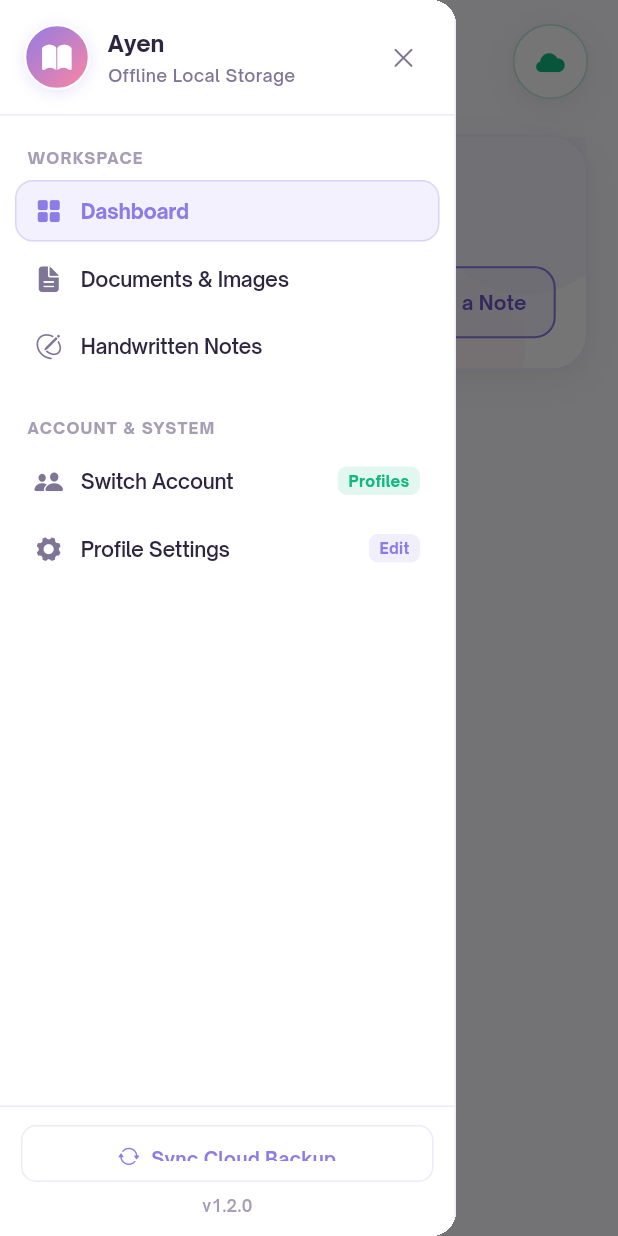
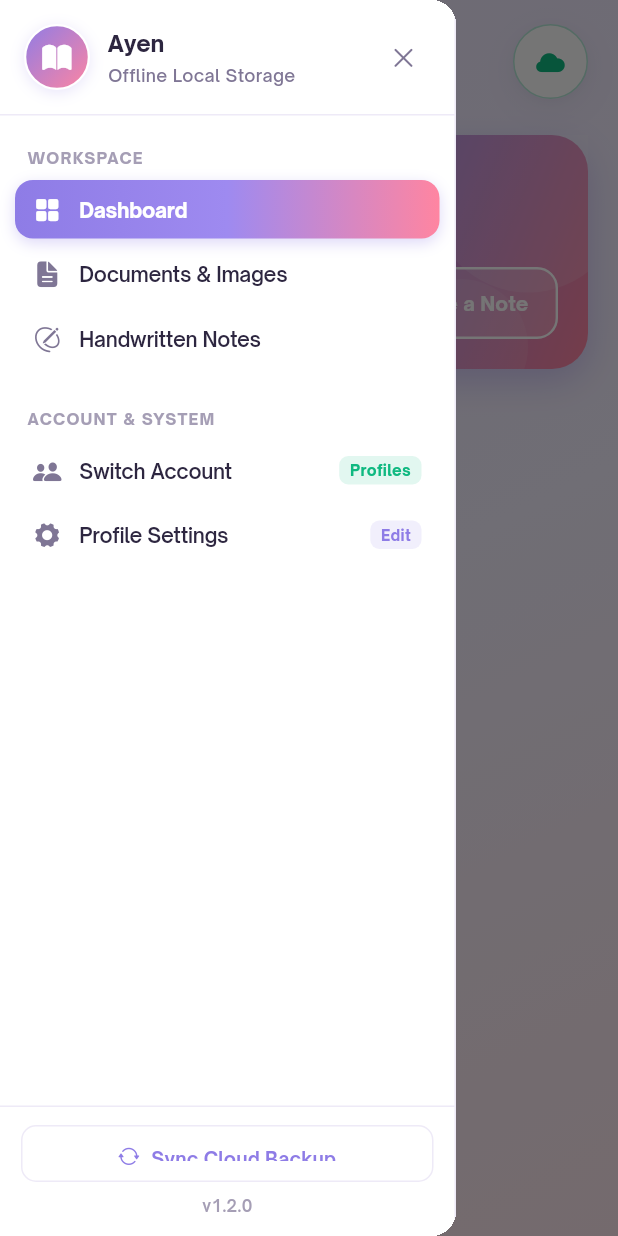
Before and after one commit to sejey0/Ayen-s-Kwaderno, a Flutter app: the HomeScreen screen opened directly, with the side drawer open, on a phone screen of 412 x 824 dp. Run offline on Flutter 3.47's test engine with Material 3 defaults, Android fonts, the phone set to English and light mode, and no system bars; our stand-ins replace connectivity_plus, file_picker, flutter_dotenv, image_picker, shared_preferences, supabase_flutter; missing offline and left inert: google_mlkit_digital_ink_recognition, syncfusion_pdfviewer_platform_interface; accounts and stored records are empty.

Commit message:
feat: implement responsive sidebar navigation panel, home screen layout, and app theme configuration

```diff
--- a/lib/screens/home_screen.dart
+++ b/lib/screens/home_screen.dart
@@ -1231,7 +1231,11 @@ class _HomeScreenState extends State<HomeScreen> {
                         _scaffoldKey.currentState?.closeDrawer(),
                   ),
                 ),
-          body: SafeArea(
+          body: Container(
+            decoration: const BoxDecoration(
+              gradient: AppTheme.softBackgroundGradient,
+            ),
+            child: SafeArea(
               child: isWideScreen
                   ? Row(
                       children: [
@@ -1247,6 +1251,7 @@ class _HomeScreenState extends State<HomeScreen> {
                       ],
                     )
                   : mainContent,
+            ),
           ),
           floatingActionButtonLocation: _isSelectionMode
               ? FloatingActionButtonLocation.centerFloat
@@ -1256,37 +1261,15 @@ class _HomeScreenState extends State<HomeScreen> {
               : (_currentSection == LibrarySection.dashboard
                   ? null
                   : (_currentSection == LibrarySection.notes
-                      ? FloatingActionButton.extended(
+                      ? _buildGradientFab(
+                          icon: CupertinoIcons.pencil_outline,
+                          label: 'Write a Note',
                           onPressed: _launchHandwritingToText,
-                          backgroundColor: AppTheme.accentPink,
-                          foregroundColor: Colors.white,
-                          elevation: 4,
-                          icon: const Icon(CupertinoIcons.pencil_outline,
-                              size: 20),
-                          label: const Text(
-                            'Write a Note',
-                            style: TextStyle(
-                              fontWeight: FontWeight.w700,
-                              fontSize: 14,
-                              letterSpacing: 0.2,
-                            ),
-                          ),
                         )
-                      : FloatingActionButton.extended(
+                      : _buildGradientFab(
+                          icon: CupertinoIcons.cloud_upload_fill,
+                          label: 'Upload Document',
                           onPressed: _pickAndOpenDocument,
-                          backgroundColor: AppTheme.primaryPurple,
-                          foregroundColor: Colors.white,
-                          elevation: 4,
-                          icon: const Icon(CupertinoIcons.cloud_upload_fill,
-                              size: 20),
-                          label: const Text(
-                            'Upload Document',
-                            style: TextStyle(
-                              fontWeight: FontWeight.w700,
-                              fontSize: 14,
-                              letterSpacing: 0.2,
-                            ),
-                          ),
                         ))),
         );
       },
@@ -1472,17 +1455,65 @@ class _HomeScreenState extends State<HomeScreen> {
     );
   }
 
+  Widget _buildGradientFab({
+    required IconData icon,
+    required String label,
+    required VoidCallback onPressed,
+  }) {
+    return Container(
+      decoration: BoxDecoration(
+        gradient: AppTheme.primaryGradient,
+        borderRadius: BorderRadius.circular(20),
+        boxShadow: [
+          BoxShadow(
+            color: AppTheme.primaryPurple.withValues(alpha: 0.4),
+            blurRadius: 14,
+            offset: const Offset(0, 5),
+          ),
+        ],
+      ),
+      child: Material(
+        color: Colors.transparent,
+        child: InkWell(
+          borderRadius: BorderRadius.circular(20),
+          onTap: onPressed,
+          child: Padding(
+            padding: const EdgeInsets.symmetric(horizontal: 18, vertical: 14),
+            child: Row(
+              mainAxisSize: MainAxisSize.min,
+              children: [
+                Icon(icon, size: 20, color: Colors.white),
+                const SizedBox(width: 8),
+                Text(
+                  label,
+                  style: const TextStyle(
+                    fontWeight: FontWeight.w800,
+                    fontSize: 14,
+                    color: Colors.white,
+                    letterSpacing: 0.2,
+                  ),
+                ),
+              ],
+            ),
+          ),
+        ),
+      ),
+    );
+  }
+
   /// Big Action Hero Card (Open PDF & Handwriting to Text)
   Widget _buildUploadHeroCard() {
     return Container(
       decoration: BoxDecoration(
-        color: AppTheme.surfaceWhite,
+        gradient: AppTheme.primaryGradientDiagonal,
         borderRadius: BorderRadius.circular(24),
-        boxShadow: AppTheme.softShadow,
-        border: Border.all(
-          color: AppTheme.primaryPurpleLight.withValues(alpha: 0.8),
-          width: 1.5,
-        ),
+        boxShadow: [
+          BoxShadow(
+            color: AppTheme.primaryPurple.withValues(alpha: 0.35),
+            blurRadius: 20,
+            offset: const Offset(0, 8),
+          ),
+        ],
       ),
       child: Stack(
         children: [
@@ -1494,7 +1525,7 @@ class _HomeScreenState extends State<HomeScreen> {
               height: 130,
               decoration: BoxDecoration(
                 shape: BoxShape.circle,
-                color: AppTheme.primaryPurpleLight.withValues(alpha: 0.4),
+                color: Colors.white.withValues(alpha: 0.12),
               ),
             ),
           ),
@@ -1506,7 +1537,7 @@ class _HomeScreenState extends State<HomeScreen> {
               height: 90,
               decoration: BoxDecoration(
                 shape: BoxShape.circle,
-                color: AppTheme.accentPinkLight.withValues(alpha: 0.4),
+                color: Colors.white.withValues(alpha: 0.08),
               ),
             ),
           ),
@@ -1522,17 +1553,17 @@ class _HomeScreenState extends State<HomeScreen> {
                       width: 50,
                       height: 50,
                       decoration: BoxDecoration(
-                        gradient: const LinearGradient(
-                          colors: [Color(0xFFEFEBFF), Color(0xFFFFEEF3)],
-                          begin: Alignment.topLeft,
-                          end: Alignment.bottomRight,
-                        ),
+                        color: Colors.white.withValues(alpha: 0.22),
                         borderRadius: BorderRadius.circular(16),
+                        border: Border.all(
+                          color: Colors.white.withValues(alpha: 0.35),
+                          width: 1.5,
+                        ),
                       ),
                       child: const Center(
                         child: Icon(
                           CupertinoIcons.doc_text_viewfinder,
-                          color: AppTheme.primaryPurple,
+                          color: Colors.white,
                           size: 26,
                         ),
                       ),
@@ -1542,16 +1573,16 @@ class _HomeScreenState extends State<HomeScreen> {
                       child: Text(
                         'Quick Study Actions',
                         style: TextStyle(
-                          fontSize: 17,
-                          fontWeight: FontWeight.w700,
-                          color: AppTheme.textPrimary,
+                          fontSize: 18,
+                          fontWeight: FontWeight.w800,
+                          color: Colors.white,
                           letterSpacing: -0.2,
                         ),
                       ),
                     ),
                   ],
                 ),
-                const SizedBox(height: 16),
+                const SizedBox(height: 18),
                 Row(
                   children: [
                     Expanded(
@@ -1561,35 +1592,19 @@ class _HomeScreenState extends State<HomeScreen> {
                         child: ElevatedButton(
                           onPressed: _pickAndOpenDocument,
                           style: ElevatedButton.styleFrom(
-                            backgroundColor: Colors.transparent,
-                            shadowColor: Colors.transparent,
-                            padding: EdgeInsets.zero,
+                            backgroundColor: Colors.white,
+                            foregroundColor: AppTheme.primaryPurpleDark,
+                            elevation: 4,
+                            shadowColor: Colors.black.withValues(alpha: 0.2),
                             shape: RoundedRectangleBorder(
                               borderRadius: BorderRadius.circular(14),
                             ),
                           ),
-                          child: Ink(
-                            decoration: BoxDecoration(
-                              gradient: AppTheme.primaryGradient,
-                              borderRadius: BorderRadius.circular(14),
-                              boxShadow: [
-                                BoxShadow(
-                                  color: AppTheme.primaryPurple
-                                      .withValues(alpha: 0.35),
-                                  blurRadius: 10,
-                                  offset: const Offset(0, 4),
-                                ),
-                              ],
-                            ),
-                            child: Container(
-                              alignment: Alignment.center,
-                              padding: const EdgeInsets.symmetric(horizontal: 8),
                           child: const Row(
-                                mainAxisAlignment:
-                                    MainAxisAlignment.center,
+                            mainAxisAlignment: MainAxisAlignment.center,
                             children: [
                               Icon(CupertinoIcons.cloud_upload_fill,
-                                      size: 17, color: Colors.white),
+                                  size: 17, color: AppTheme.primaryPurpleDark),
                               SizedBox(width: 6),
                               Expanded(
                                 child: Text(
@@ -1597,16 +1612,14 @@ class _HomeScreenState extends State<HomeScreen> {
                                   maxLines: 1,
                                   overflow: TextOverflow.ellipsis,
                                   style: TextStyle(
-                                        color: Colors.white,
+                                    color: AppTheme.primaryPurpleDark,
                                     fontSize: 12,
-                                        fontWeight: FontWeight.w700,
+                                    fontWeight: FontWeight.w800,
                                     letterSpacing: -0.2,
                                   ),
                                 ),
                               ),
                             ],
-                              ),
-                            ),
                           ),
                         ),
                       ),
@@ -1619,17 +1632,16 @@ class _HomeScreenState extends State<HomeScreen> {
                         child: OutlinedButton(
                           onPressed: _launchHandwritingToText,
                           style: OutlinedButton.styleFrom(
-                            backgroundColor: AppTheme.primaryPurpleLight
-                                .withValues(alpha: 0.6),
+                            backgroundColor:
+                                Colors.white.withValues(alpha: 0.18),
                             side: const BorderSide(
-                              color: AppTheme.primaryPurple,
-                              width: 1.4,
+                              color: Colors.white,
+                              width: 1.6,
                             ),
                             shape: RoundedRectangleBorder(
                               borderRadius: BorderRadius.circular(14),
                             ),
-                            padding:
-                                const EdgeInsets.symmetric(horizontal: 8),
+                            padding: const EdgeInsets.symmetric(horizontal: 8),
                           ),
                           child: const Row(
                             mainAxisAlignment: MainAxisAlignment.center,
@@ -1637,15 +1649,15 @@ class _HomeScreenState extends State<HomeScreen> {
                               Icon(
                                 CupertinoIcons.pencil_ellipsis_rectangle,
                                 size: 17,
-                                color: AppTheme.primaryPurpleDark,
+                                color: Colors.white,
                               ),
                               SizedBox(width: 6),
                               Text(
                                 'Write a Note',
                                 style: TextStyle(
-                                  color: AppTheme.primaryPurpleDark,
+                                  color: Colors.white,
                                   fontSize: 13,
-                                  fontWeight: FontWeight.w700,
+                                  fontWeight: FontWeight.w800,
                                 ),
                               ),
                             ],
--- a/lib/theme/app_theme.dart
+++ b/lib/theme/app_theme.dart
@@ -33,9 +33,9 @@ class AppTheme {
 
   static const LinearGradient softBackgroundGradient = LinearGradient(
     colors: [
-      Color(0xFFF9F7FE),
-      Color(0xFFFAF9FD),
-      Color(0xFFFFF7F9),
+      Color(0xFFEDE7FD), // Soft Lilac / Purple
+      Color(0xFFF4EFFE), // Soft Iris middle
+      Color(0xFFFDE8EE), // Soft Blush Pink
     ],
     begin: Alignment.topLeft,
     end: Alignment.bottomRight,
--- a/lib/widgets/app_side_navigation_panel.dart
+++ b/lib/widgets/app_side_navigation_panel.dart
@@ -372,23 +372,25 @@ class _AppSideNavigationPanelState extends State<AppSideNavigationPanel> {
                 width: 48,
                 height: 48,
                 decoration: BoxDecoration(
-                  color: isSelected
-                      ? AppTheme.primaryPurpleLight
-                      : Colors.transparent,
+                  gradient: isSelected ? AppTheme.primaryGradient : null,
+                  color: isSelected ? null : Colors.transparent,
                   borderRadius: BorderRadius.circular(14),
-                  border: isSelected
-                      ? Border.all(
-                          color: AppTheme.primaryPurple.withValues(alpha: 0.3),
-                        )
+                  boxShadow: isSelected
+                      ? [
+                          BoxShadow(
+                            color: AppTheme.primaryPurple
+                                .withValues(alpha: 0.35),
+                            blurRadius: 8,
+                            offset: const Offset(0, 3),
+                          ),
+                        ]
                       : null,
                 ),
                 child: Center(
                   child: Icon(
                     icon,
                     size: 20,
-                    color: isSelected
-                        ? AppTheme.primaryPurple
-                        : AppTheme.textSecondary,
+                    color: isSelected ? Colors.white : AppTheme.textSecondary,
                   ),
                 ),
               ),
@@ -410,24 +412,25 @@ class _AppSideNavigationPanelState extends State<AppSideNavigationPanel> {
             duration: const Duration(milliseconds: 180),
             padding: const EdgeInsets.symmetric(horizontal: 12, vertical: 10),
             decoration: BoxDecoration(
-              color: isSelected
-                  ? AppTheme.primaryPurpleLight.withValues(alpha: 0.6)
-                  : Colors.transparent,
+              gradient: isSelected ? AppTheme.primaryGradient : null,
+              color: isSelected ? null : Colors.transparent,
               borderRadius: BorderRadius.circular(12),
-              border: Border.all(
-                color: isSelected
-                    ? AppTheme.primaryPurple.withValues(alpha: 0.25)
-                    : Colors.transparent,
-              ),
+              boxShadow: isSelected
+                  ? [
+                      BoxShadow(
+                        color: AppTheme.primaryPurple.withValues(alpha: 0.3),
+                        blurRadius: 8,
+                        offset: const Offset(0, 3),
+                      ),
+                    ]
+                  : null,
             ),
             child: Row(
               children: [
                 Icon(
                   icon,
                   size: 19,
-                  color: isSelected
-                      ? AppTheme.primaryPurple
-                      : AppTheme.textSecondary,
+                  color: isSelected ? Colors.white : AppTheme.textSecondary,
                 ),
                 const SizedBox(width: 12),
 
@@ -439,9 +442,7 @@ class _AppSideNavigationPanelState extends State<AppSideNavigationPanel> {
                       fontSize: 13.5,
                       fontWeight:
                           isSelected ? FontWeight.w800 : FontWeight.w600,
-                      color: isSelected
-                          ? AppTheme.primaryPurple
-                          : AppTheme.textPrimary,
+                      color: isSelected ? Colors.white : AppTheme.textPrimary,
                       letterSpacing: -0.2,
                     ),
                     maxLines: 1,
```
Lines whose indentation alone changed are shown as unchanged.
